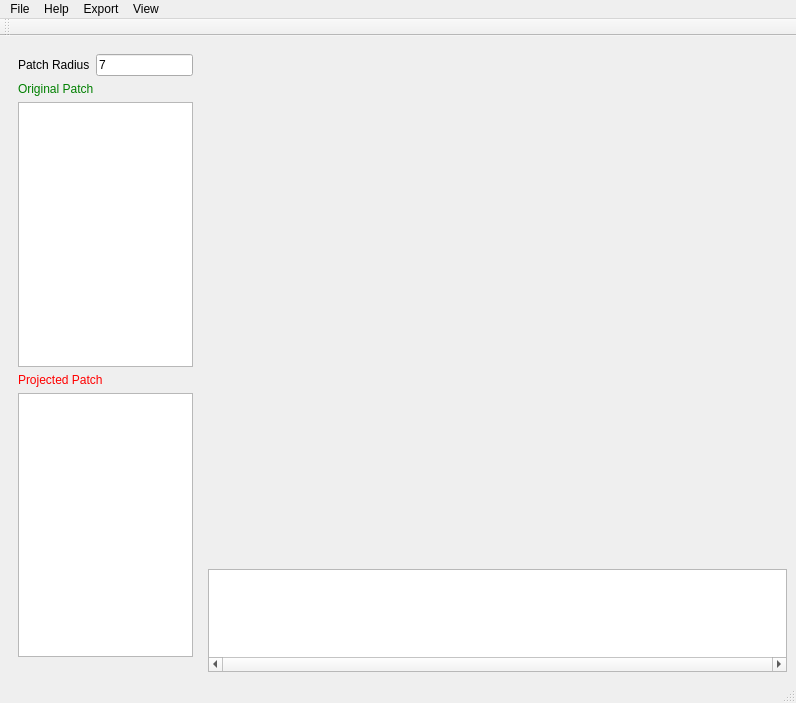
Above: InteractivePatchProjectionWidget.ui from daviddoria/InteractivePatchProjection before the change. Below: the same form after it.
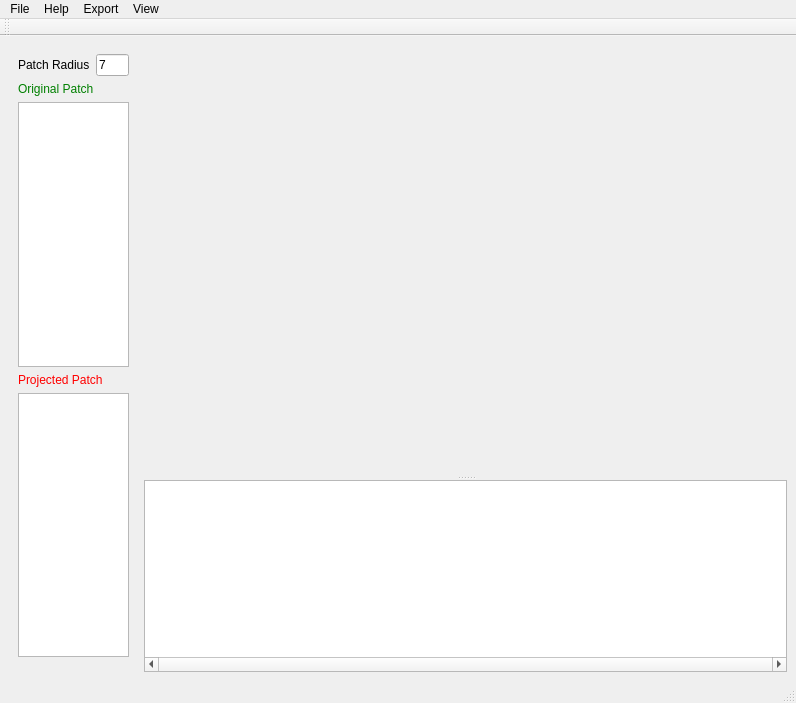
That is the form after the change. Custom widgets are drawn as their Qt base class.

Patch:
```diff
--- a/InteractivePatchProjectionWidget.ui
+++ b/InteractivePatchProjectionWidget.ui
@@ -14,7 +14,7 @@
    <string>Interactive Patch Projection</string>
   </property>
   <widget class="QWidget" name="centralwidget">
-   <layout class="QHBoxLayout" name="horizontalLayout_4" stretch="1,3">
+   <layout class="QHBoxLayout" name="horizontalLayout" stretch="1,5">
     <item>
      <widget class="QWidget" name="LeftPanelWidget" native="true">
       <property name="sizePolicy">
@@ -85,12 +85,25 @@
      </widget>
     </item>
     <item>
-     <layout class="QVBoxLayout" name="verticalLayout_2" stretch="10,2">
-      <item>
-       <widget class="QVTKWidget" name="qvtkWidget"/>
-      </item>
-      <item>
+     <widget class="QSplitter" name="splitter">
+      <property name="orientation">
+       <enum>Qt::Vertical</enum>
+      </property>
+      <widget class="QVTKWidget" name="qvtkWidget">
+       <property name="sizePolicy">
+        <sizepolicy hsizetype="Preferred" vsizetype="Preferred">
+         <horstretch>0</horstretch>
+         <verstretch>1</verstretch>
+        </sizepolicy>
+       </property>
+      </widget>
        <widget class="QTableView" name="tableViewEigenBasis">
+       <property name="sizePolicy">
+        <sizepolicy hsizetype="Expanding" vsizetype="Expanding">
+         <horstretch>0</horstretch>
+         <verstretch>0</verstretch>
+        </sizepolicy>
+       </property>
         <property name="verticalScrollBarPolicy">
          <enum>Qt::ScrollBarAlwaysOff</enum>
         </property>
@@ -98,8 +111,7 @@
          <enum>Qt::ScrollBarAlwaysOn</enum>
         </property>
        </widget>
-      </item>
-     </layout>
+     </widget>
     </item>
    </layout>
   </widget>
```
Left out of the diff: 2 changed lines with no effect on the pictures. Lines whose indentation alone changed are shown as unchanged.
